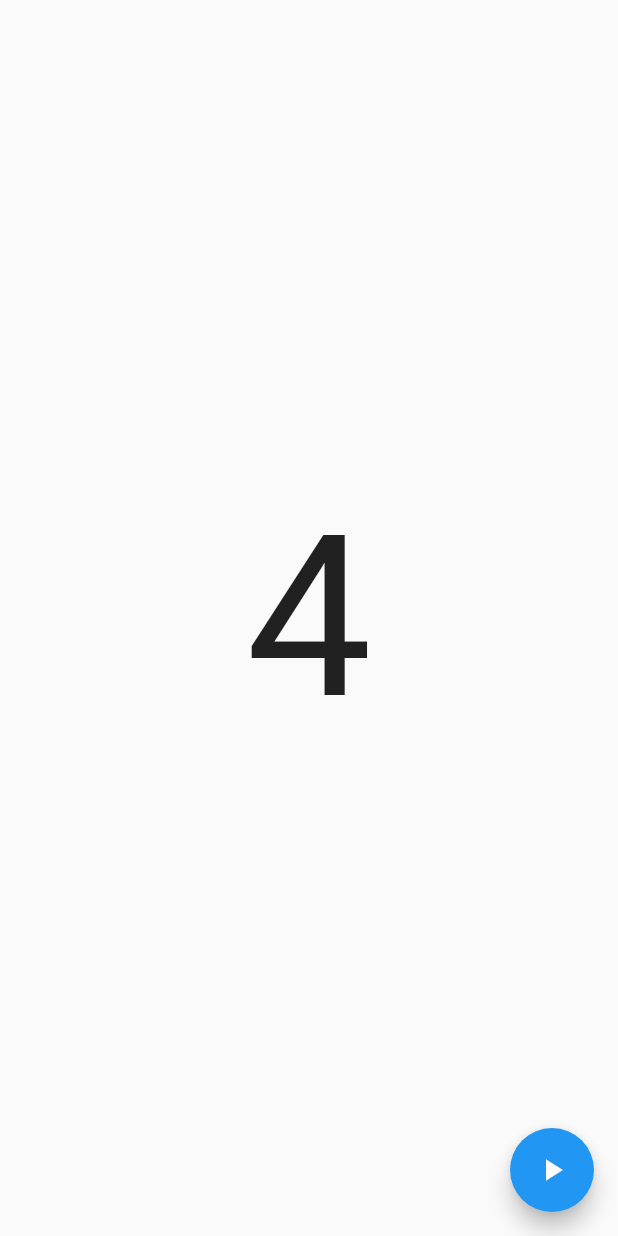
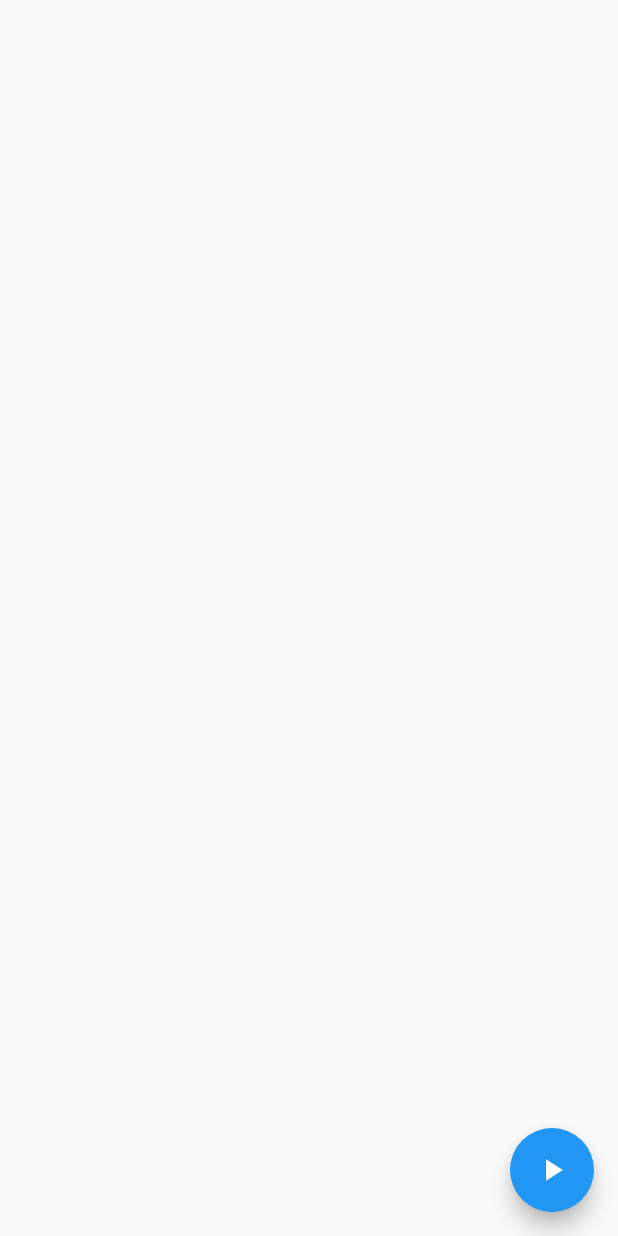
Before and after one commit to FNSY96/tabata_workout, a Flutter app: the screen it shows after launch, on a phone screen of 412 x 824 dp. Run offline on Flutter 3.47's test engine with Material 2 defaults, Android fonts, the phone set to English and light mode, and no system bars; our stand-ins replace flutter_datetime_picker.

```diff
--- a/lib/main.dart
+++ b/lib/main.dart
@@ -1,4 +1,5 @@
 import 'package:flutter/material.dart';
+import 'package:flutter_datetime_picker/flutter_datetime_picker.dart';
 
 void main() {
   runApp(new MaterialApp(
@@ -26,14 +27,14 @@ class MyApp extends StatefulWidget {
 class _MyAppState extends State<MyApp> with TickerProviderStateMixin {
   AnimationController _controller;
 
-  static const int kStartValue = 4;
+  var hours;
 
   @override
   void initState() {
     super.initState();
     _controller = new AnimationController(
       vsync: this,
-      duration: new Duration(hours: 10, minutes: 10, seconds: kStartValue),
+      duration: new Duration(hours: 0, minutes: 0, seconds: 10),
     );
   }
 
@@ -44,15 +45,21 @@ class _MyAppState extends State<MyApp> with TickerProviderStateMixin {
         child: new Icon(Icons.play_arrow),
         onPressed: () => _controller.forward(from: 0.0),
       ),
-      body: new Container(
-        child: new Center(
-          child: new CountDown(
-            animation: new StepTween(
-              begin: kStartValue,
-              end: 0,
-            ).animate(_controller),
-          ),
-        ),
+      body: new Column(
+        children: <Widget>[
+//          Row(children: <Widget>[
+//            new Container(
+//              child: new Center(
+//                child: new CountDown(
+//                  animation: new StepTween(
+//                    begin: 5,
+//                    end: 0,
+//                  ).animate(_controller),
+//                ),
+//              ),
+//            ),
+//          ]),
+        ],
       ),
     );
   }
--- a/pubspec.yaml
+++ b/pubspec.yaml
@@ -19,7 +19,7 @@ environment:
 dependencies:
   flutter:
     sdk: flutter
-
+  flutter_datetime_picker: 1.3.5
   # The following adds the Cupertino Icons font to your application.
   # Use with the CupertinoIcons class for iOS style icons.
   cupertino_icons: ^0.1.2
```
Also changed, not shown: pubspec.lock.
